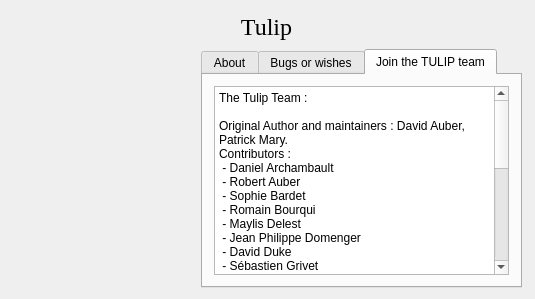
Old version of the form software/tulip/designer/InfoDialog.ui in the repository vadivelselvaraj/TulipGLImprovement.
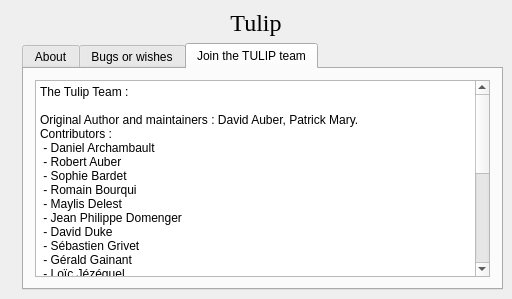
New version of the form. The open tabs and pages were chosen to show the change. Icons and pictures are not drawn.

What changed in the file:
```diff
--- a/software/tulip/designer/InfoDialog.ui
+++ b/software/tulip/designer/InfoDialog.ui
@@ -5,12 +5,14 @@
    <rect>
     <x>0</x>
     <y>0</y>
-    <width>535</width>
+    <width>512</width>
     <height>299</height>
    </rect>
   </property>
   <property name="sizePolicy" >
-   <sizepolicy vsizetype="Preferred" hsizetype="Preferred" >
+   <sizepolicy>
+    <hsizetype>5</hsizetype>
+    <vsizetype>5</vsizetype>
     <horstretch>0</horstretch>
     <verstretch>0</verstretch>
    </sizepolicy>
@@ -18,15 +20,77 @@
   <property name="windowTitle" >
    <string>About Tulip</string>
   </property>
+  <layout class="QGridLayout" >
+   <property name="margin" >
+    <number>9</number>
+   </property>
+   <property name="spacing" >
+    <number>6</number>
+   </property>
+   <item row="0" column="0" >
+    <layout class="QVBoxLayout" >
+     <property name="margin" >
+      <number>0</number>
+     </property>
+     <property name="spacing" >
+      <number>6</number>
+     </property>
+     <item>
+      <widget class="QLabel" name="TextLabel2" >
+       <property name="font" >
+        <font>
+         <family>times</family>
+         <pointsize>18</pointsize>
+        </font>
+       </property>
+       <property name="frameShape" >
+        <enum>QFrame::NoFrame</enum>
+       </property>
+       <property name="frameShadow" >
+        <enum>QFrame::Sunken</enum>
+       </property>
+       <property name="text" >
+        <string>Tulip</string>
+       </property>
+       <property name="alignment" >
+        <set>Qt::AlignCenter</set>
+       </property>
+       <property name="wordWrap" >
+        <bool>false</bool>
+       </property>
+      </widget>
+     </item>
+     <item>
+      <layout class="QHBoxLayout" >
+       <property name="margin" >
+        <number>0</number>
+       </property>
+       <property name="spacing" >
+        <number>6</number>
+       </property>
+       <item>
+        <widget class="QLabel" name="label" >
+         <property name="sizePolicy" >
+          <sizepolicy>
+           <hsizetype>0</hsizetype>
+           <vsizetype>0</vsizetype>
+           <horstretch>0</horstretch>
+           <verstretch>0</verstretch>
+          </sizepolicy>
+         </property>
+         <property name="text" >
+          <string/>
+         </property>
+         <property name="pixmap" >
+          <pixmap resource="TulipResource.qrc" >:/logo160x145.png</pixmap>
+         </property>
+         <property name="scaledContents" >
+          <bool>false</bool>
+         </property>
+        </widget>
+       </item>
+       <item>
   <widget class="QTabWidget" name="TabWidget2" >
-   <property name="geometry" >
-    <rect>
-     <x>201</x>
-     <y>49</y>
-     <width>321</width>
-     <height>239</height>
-    </rect>
-   </property>
    <property name="currentIndex" >
     <number>0</number>
    </property>
@@ -146,22 +210,10 @@
      <string>Join the TULIP team</string>
     </attribute>
     <layout class="QGridLayout" >
-     <property name="leftMargin" >
+           <property name="margin" >
       <number>11</number>
      </property>
-     <property name="topMargin" >
-      <number>11</number>
-     </property>
-     <property name="rightMargin" >
-      <number>11</number>
-     </property>
-     <property name="bottomMargin" >
-      <number>11</number>
-     </property>
-     <property name="horizontalSpacing" >
-      <number>6</number>
-     </property>
-     <property name="verticalSpacing" >
+           <property name="spacing" >
       <number>6</number>
      </property>
      <item row="0" column="0" >
@@ -169,7 +221,7 @@
        <property name="html" >
         <string>&lt;html>&lt;head>&lt;meta name="qrichtext" content="1" />&lt;style type="text/css">
 p, li { white-space: pre-wrap; }
-&lt;/style>&lt;/head>&lt;body style=" font-family:'Sans Serif'; font-size:9pt; font-weight:400; font-style:normal;">
+&lt;/style>&lt;/head>&lt;body style=" font-family:'Sans Serif'; font-size:9pt; font-weight:400; font-style:normal; text-decoration:none;">
 &lt;p style=" margin-top:0px; margin-bottom:0px; margin-left:0px; margin-right:0px; -qt-block-indent:0; text-indent:0px;">The Tulip Team :&lt;/p>
 &lt;p style="-qt-paragraph-type:empty; margin-top:0px; margin-bottom:0px; margin-left:0px; margin-right:0px; -qt-block-indent:0; text-indent:0px;">&lt;/p>
 &lt;p style=" margin-top:0px; margin-bottom:0px; margin-left:0px; margin-right:0px; -qt-block-indent:0; text-indent:0px;">Original Author and maintainers : David Auber, Patrick Mary.&lt;/p>
@@ -199,91 +251,17 @@
 &lt;p style=" margin-top:0px; margin-bottom:0px; margin-left:0px; margin-right:0px; -qt-block-indent:0; text-indent:0px;">Or use sourceforge system :&lt;/p>
 &lt;p style=" margin-top:0px; margin-bottom:0px; margin-left:0px; margin-right:0px; -qt-block-indent:0; text-indent:0px;">http://sourceforge.net/projects/auber&lt;/p>&lt;/body>&lt;/html></string>
        </property>
-       <property name="text" stdset="0" >
-        <string>The Tulip Team :
-
-Original Author and maintainers : David Auber, Patrick Mary.
-Contributors :
- - Daniel Archambault
- - Robert Auber
- - Sophie Bardet
- - Romain Bourqui
- - Maylis Delest
- - Jean Philippe Domenger
- - David Duke
- - Sébastien Grivet
- - Gérald Gainant
- - Loïc Jézéquel
- - Morgan Mathiaut
- - Bertrand Mathieu
- - Chris Myers
- - Vincent Rabeux
- - Martin Schaffner
-
-The Tulip Project is young and a lot of work 
-need to be done.
-Every participation is welcome, (graphism, plug-ins,  documentation, low level library improvements)
-
-To contact us send email to : 
-auber@tulip-software.org
-Or use sourceforge system :
-http://sourceforge.net/projects/auber</string>
-       </property>
       </widget>
      </item>
     </layout>
    </widget>
   </widget>
-  <widget class="QLabel" name="TextLabel2" >
-   <property name="geometry" >
-    <rect>
-     <x>11</x>
-     <y>11</y>
-     <width>511</width>
-     <height>32</height>
-    </rect>
-   </property>
-   <property name="font" >
-    <font>
-     <family>times</family>
-     <pointsize>18</pointsize>
-    </font>
-   </property>
-   <property name="frameShape" >
-    <enum>QFrame::NoFrame</enum>
-   </property>
-   <property name="frameShadow" >
-    <enum>QFrame::Sunken</enum>
-   </property>
-   <property name="text" >
-    <string>Tulip</string>
-   </property>
-   <property name="alignment" >
-    <set>Qt::AlignCenter</set>
-   </property>
-   <property name="wordWrap" >
-    <bool>false</bool>
-   </property>
-  </widget>
-  <widget class="QLabel" name="label" >
-   <property name="geometry" >
-    <rect>
-     <x>20</x>
-     <y>90</y>
-     <width>160</width>
-     <height>145</height>
-    </rect>
-   </property>
-   <property name="text" >
-    <string/>
-   </property>
-   <property name="pixmap" >
-    <pixmap resource="TulipResource.qrc" >:/logo160x145.png</pixmap>
-   </property>
-   <property name="scaledContents" >
-    <bool>false</bool>
-   </property>
-  </widget>
+       </item>
+      </layout>
+     </item>
+    </layout>
+   </item>
+  </layout>
  </widget>
  <layoutdefault spacing="6" margin="11" />
  <resources>
```
Left out of the diff: 57 changed lines with no effect on the pictures. Lines whose indentation alone changed are shown as unchanged.
